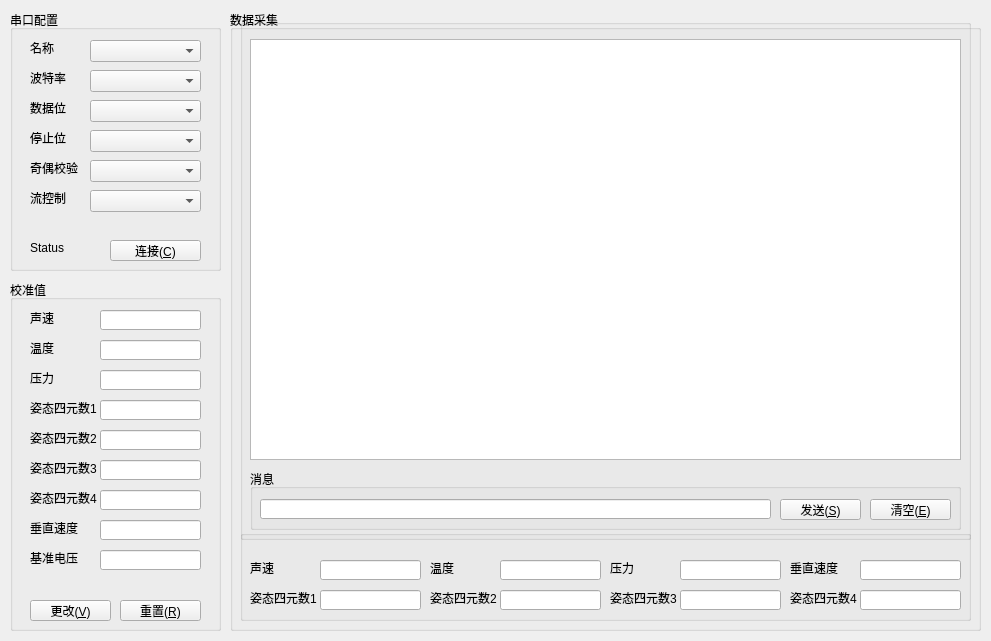
Qt form mainwindow.ui (ListeningDeath/Speedometer) before a commit.
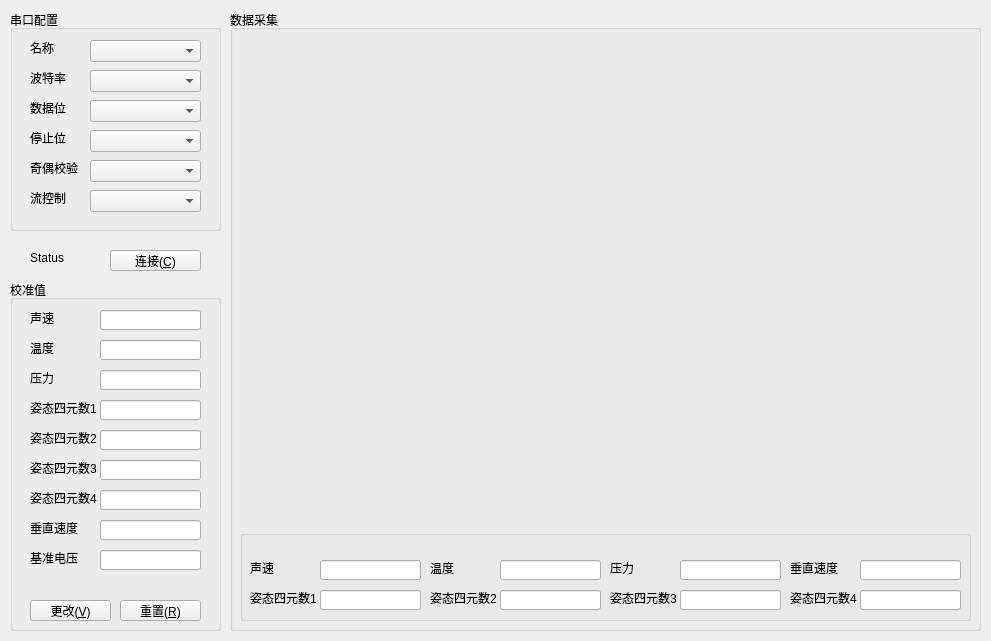
The same form after that commit. Custom widgets are drawn as their Qt base class.

Commit message: 1.完成串口模拟调试 2.添加QtChart，完成部分调试（存在坐标轴反转问题）

```diff
--- a/mainwindow.ui
+++ b/mainwindow.ui
@@ -20,7 +20,7 @@
       <x>10</x>
       <y>10</y>
       <width>211</width>
-      <height>261</height>
+      <height>221</height>
      </rect>
     </property>
     <property name="title">
@@ -141,32 +141,6 @@
       <string>奇偶校验</string>
      </property>
     </widget>
-    <widget class="QPushButton" name="btnSerialPortConnect">
-     <property name="geometry">
-      <rect>
-       <x>100</x>
-       <y>230</y>
-       <width>91</width>
-       <height>21</height>
-      </rect>
-     </property>
-     <property name="text">
-      <string>连接(&amp;C)</string>
-     </property>
-    </widget>
-    <widget class="QLabel" name="lblSerialPortState">
-     <property name="geometry">
-      <rect>
-       <x>20</x>
-       <y>230</y>
-       <width>71</width>
-       <height>16</height>
-      </rect>
-     </property>
-     <property name="text">
-      <string>Status</string>
-     </property>
-    </widget>
     <widget class="QLabel" name="lblSerialPortFlowControl">
      <property name="geometry">
       <rect>
@@ -449,81 +423,6 @@
     <property name="title">
      <string>数据采集</string>
     </property>
-    <widget class="QGroupBox" name="gbChart">
-     <property name="geometry">
-      <rect>
-       <x>10</x>
-       <y>9</y>
-       <width>731</width>
-       <height>521</height>
-      </rect>
-     </property>
-     <property name="title">
-      <string/>
-     </property>
-     <widget class="QGroupBox" name="gbMessage">
-      <property name="geometry">
-       <rect>
-        <x>10</x>
-        <y>450</y>
-        <width>711</width>
-        <height>61</height>
-       </rect>
-      </property>
-      <property name="title">
-       <string>消息</string>
-      </property>
-      <widget class="QLineEdit" name="txtMessageSend">
-       <property name="geometry">
-        <rect>
-         <x>10</x>
-         <y>30</y>
-         <width>511</width>
-         <height>20</height>
-        </rect>
-       </property>
-      </widget>
-      <widget class="QPushButton" name="btnMessageSend">
-       <property name="geometry">
-        <rect>
-         <x>530</x>
-         <y>30</y>
-         <width>81</width>
-         <height>21</height>
-        </rect>
-       </property>
-       <property name="text">
-        <string>发送(&amp;S)</string>
-       </property>
-      </widget>
-      <widget class="QPushButton" name="btnMessageEmpty">
-       <property name="geometry">
-        <rect>
-         <x>620</x>
-         <y>30</y>
-         <width>81</width>
-         <height>21</height>
-        </rect>
-       </property>
-       <property name="text">
-        <string>清空(&amp;E)</string>
-       </property>
-      </widget>
-     </widget>
-     <widget class="QTextEdit" name="txtMessageReceived">
-      <property name="geometry">
-       <rect>
-        <x>10</x>
-        <y>20</y>
-        <width>711</width>
-        <height>421</height>
-       </rect>
-      </property>
-      <property name="readOnly">
-       <bool>true</bool>
-      </property>
-     </widget>
-    </widget>
     <widget class="QGroupBox" name="gbCurData">
      <property name="geometry">
       <rect>
@@ -721,10 +620,54 @@
       </property>
      </widget>
     </widget>
+    <widget class="QChartView" name="chart" native="true">
+     <property name="geometry">
+      <rect>
+       <x>10</x>
+       <y>20</y>
+       <width>731</width>
+       <height>491</height>
+      </rect>
+     </property>
+    </widget>
+   </widget>
+   <widget class="QPushButton" name="btnSerialPortConnect">
+    <property name="geometry">
+     <rect>
+      <x>110</x>
+      <y>250</y>
+      <width>91</width>
+      <height>21</height>
+     </rect>
+    </property>
+    <property name="text">
+     <string>连接(&amp;C)</string>
+    </property>
+   </widget>
+   <widget class="QLabel" name="lblSerialPortState">
+    <property name="geometry">
+     <rect>
+      <x>30</x>
+      <y>250</y>
+      <width>71</width>
+      <height>16</height>
+     </rect>
+    </property>
+    <property name="text">
+     <string>Status</string>
+    </property>
    </widget>
   </widget>
  </widget>
  <layoutdefault spacing="6" margin="11"/>
+ <customwidgets>
+  <customwidget>
+   <class>QChartView</class>
+   <extends>QWidget</extends>
+   <header location="global">qchartview.h</header>
+   <container>1</container>
+  </customwidget>
+ </customwidgets>
  <resources/>
  <connections/>
 </ui>
```
Left out of the diff: 28 changed lines with no effect on the pictures. The commit also changes 8 other files.
